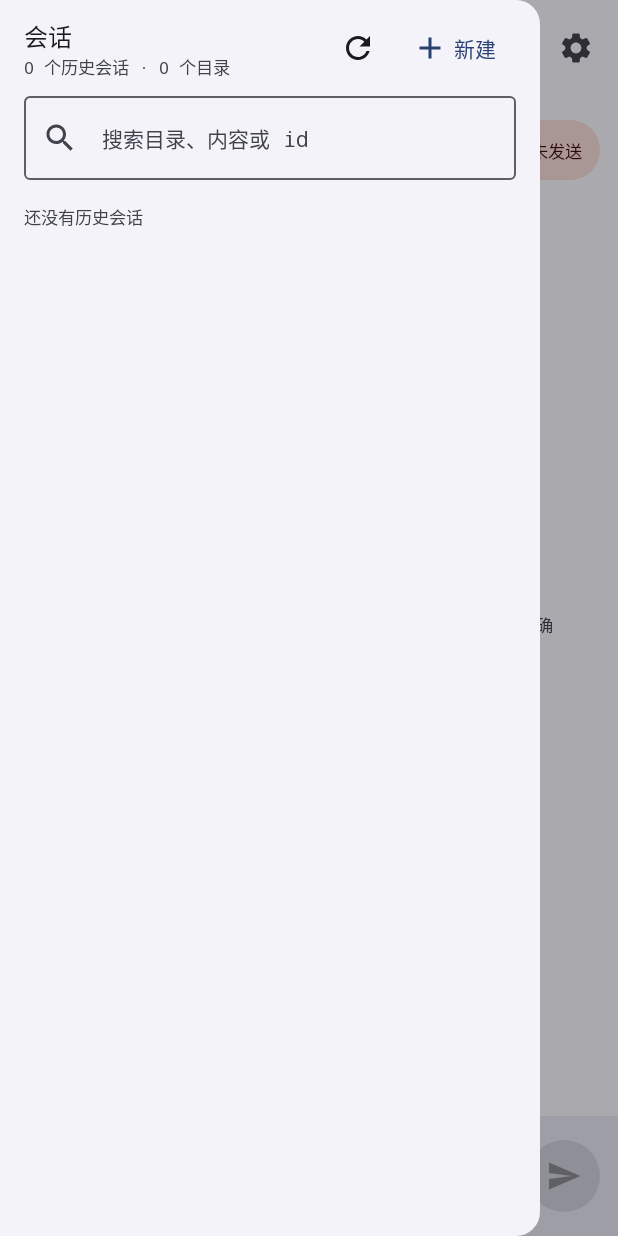
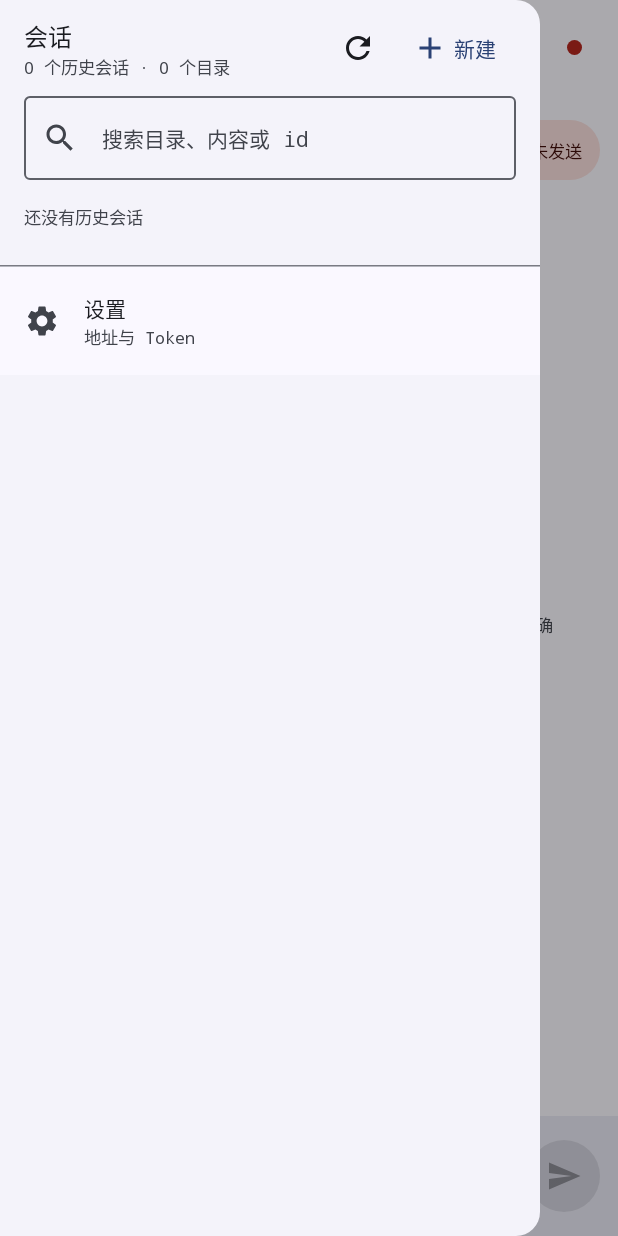
Before and after one commit to zevarc/pigo, an Android app built with Jetpack Compose: the composable PiScreen shown on its own in the app's theme, after a tap on "会话列表", on a phone screen of 412 x 824 dp. Run offline under Robolectric (Android 15) with nearby library versions, the phone set to English and light mode, and no system bars; libraries missing offline, so code that uses them is left out: com.mikepenz.markdown.

Commit message:
fix(ui): connection as a persistent indicator, settings into the drawer
The status line under the title was wrong on three counts: it duplicated the
title, it carried the connection state as dismissible text, and every action
lived in the app bar.

- `ConnectionIndicator`: a small coloured dot in the app bar — green when the
  tailnet link is up, amber with a spinner while connecting, red when down
  (tap to retry). Always present, never something to acknowledge.
- App bar is now exactly: ☰ menu, current session name, indicator. The
  subtitle is gone.
- Settings moved out of the app bar into the bottom of the session drawer;
  switching sessions is the ☰ drawer itself.

Verified on emulator-5554: bar shows ☰ / pigo / green dot, drawer scrolls
through all 17 directories and ends with a 设置 row showing the bridge root.

```diff
--- a/android/app/src/main/java/com/zevarc/pigo/ui/PiScreen.kt
+++ b/android/app/src/main/java/com/zevarc/pigo/ui/PiScreen.kt
@@ -14,17 +14,21 @@ import androidx.compose.foundation.layout.imePadding
 import androidx.compose.foundation.layout.navigationBarsPadding
 import androidx.compose.foundation.layout.padding
 import androidx.compose.foundation.layout.size
+import androidx.compose.foundation.layout.Spacer
 import androidx.compose.foundation.layout.statusBarsPadding
+import androidx.compose.foundation.layout.width
 import androidx.compose.foundation.layout.widthIn
 import androidx.compose.foundation.lazy.LazyColumn
 import androidx.compose.foundation.lazy.items
 import androidx.compose.foundation.lazy.rememberLazyListState
+import androidx.compose.foundation.background
+import androidx.compose.foundation.clickable
+import androidx.compose.foundation.shape.CircleShape
 import androidx.compose.foundation.shape.RoundedCornerShape
 import androidx.compose.material.icons.Icons
 import androidx.compose.material.icons.filled.Close
 import androidx.compose.material.icons.filled.ErrorOutline
 import androidx.compose.material.icons.filled.ErrorOutline
-import androidx.compose.material.icons.filled.Dns
 import androidx.compose.material.icons.automirrored.filled.Send
 import androidx.compose.material.icons.filled.Settings
 import androidx.compose.material.icons.filled.Stop
@@ -55,6 +59,8 @@ import androidx.compose.runtime.remember
 import androidx.compose.runtime.rememberCoroutineScope
 import androidx.compose.runtime.setValue
 import androidx.compose.ui.Alignment
+import androidx.compose.ui.draw.clip
+import androidx.compose.ui.graphics.Color
 import androidx.compose.ui.Modifier
 import androidx.compose.ui.text.SpanStyle
 import androidx.compose.ui.text.TextLinkStyles
@@ -123,6 +129,10 @@ fun PiScreen(
                         viewModel.resumeSession(it)
                         closeSessions()
                     },
+                    onOpenSettings = {
+                        closeSessions()
+                        onOpenSettings()
+                    },
                 )
             }
         },
@@ -131,40 +141,27 @@ fun PiScreen(
         topBar = {
             TopAppBar(
                 modifier = Modifier.statusBarsPadding(),
+                navigationIcon = {
+                    IconButton(onClick = openSessions) {
+                        Icon(Icons.Filled.Menu, contentDescription = "会话列表")
+                    }
+                },
                 title = {
-                    Column {
                     val active = state.sessions.firstOrNull { it.id == state.activeSessionId }
                     Text(
-                            text = active?.title
-                                ?: state.activeSessionId?.take(8)
-                                ?: "PiGo",
+                        text = active?.title ?: state.activeSessionId?.take(8) ?: "PiGo",
                         style = MaterialTheme.typography.titleMedium,
                         maxLines = 1,
                         overflow = TextOverflow.Ellipsis,
                     )
-                        Text(
-                            text = connectionLabel(state.connection),
-                            style = MaterialTheme.typography.bodySmall,
-                            color = when (state.connection) {
-                                ConnectionStatus.CONNECTED -> MaterialTheme.colorScheme.secondary
-                                ConnectionStatus.CONNECTING -> MaterialTheme.colorScheme.tertiary
-                                ConnectionStatus.DISCONNECTED -> MaterialTheme.colorScheme.error
-                            },
-                        )
-                    }
                 },
                 actions = {
-                    if (state.connection != ConnectionStatus.CONNECTED) {
-                        IconButton(onClick = viewModel::reconnect) {
-                            Icon(Icons.Filled.Dns, contentDescription = "重连")
-                        }
-                    }
-                    IconButton(onClick = openSessions) {
-                        Icon(Icons.Filled.Menu, contentDescription = "会话列表")
-                    }
-                    IconButton(onClick = onOpenSettings) {
-                        Icon(Icons.Filled.Settings, contentDescription = "设置")
-                    }
+                    // Connection is a permanent, glanceable indicator — not a
+                    // dismissible message and not a duplicate of the title.
+                    ConnectionIndicator(
+                        status = state.connection,
+                        onReconnect = viewModel::reconnect,
+                    )
                 },
             )
         },
@@ -486,8 +483,34 @@ private fun ErrorChip(message: String, onDismiss: () -> Unit, modifier: Modifier
     }
 }
 
-private fun connectionLabel(status: ConnectionStatus): String = when (status) {
-    ConnectionStatus.CONNECTED -> "Tailscale 已连通"
-    ConnectionStatus.CONNECTING -> "连接中…"
-    ConnectionStatus.DISCONNECTED -> "已断开"
+/**
+ * Always-visible link indicator: green antenna when the tailnet link is up,
+ * amber while connecting, red when it is down (tap to retry).
+ */
+@Composable
+private fun ConnectionIndicator(status: ConnectionStatus, onReconnect: () -> Unit) {
+    val scheme = MaterialTheme.colorScheme
+    val color = when (status) {
+        ConnectionStatus.CONNECTED -> Color(0xFF3FB950)
+        ConnectionStatus.CONNECTING -> scheme.tertiary
+        ConnectionStatus.DISCONNECTED -> scheme.error
     }
+    Row(
+        verticalAlignment = Alignment.CenterVertically,
+        modifier = Modifier
+            .padding(end = 12.dp)
+            .clip(RoundedCornerShape(16.dp))
+            .clickable(enabled = status == ConnectionStatus.DISCONNECTED, onClick = onReconnect)
+            .padding(horizontal = 8.dp, vertical = 4.dp),
+    ) {
+        Box(modifier = Modifier.size(10.dp).clip(CircleShape).background(color))
+        if (status == ConnectionStatus.CONNECTING) {
+            Spacer(Modifier.width(6.dp))
+            CircularProgressIndicator(
+                modifier = Modifier.size(12.dp),
+                strokeWidth = 1.5.dp,
+                color = color,
+            )
+        }
+    }
+}
--- a/android/app/src/main/java/com/zevarc/pigo/ui/SessionSheet.kt
+++ b/android/app/src/main/java/com/zevarc/pigo/ui/SessionSheet.kt
@@ -16,6 +16,7 @@ import androidx.compose.material.icons.filled.Delete
 import androidx.compose.material.icons.filled.Folder
 import androidx.compose.material.icons.filled.Refresh
 import androidx.compose.material.icons.filled.Search
+import androidx.compose.material.icons.filled.Settings
 import androidx.compose.material3.Badge
 import androidx.compose.material3.HorizontalDivider
 import androidx.compose.material3.Icon
@@ -59,6 +60,7 @@ fun SessionSheet(
     onRefresh: () -> Unit,
     onSearch: (String) -> Unit,
     onResume: (String) -> Unit,
+    onOpenSettings: () -> Unit,
 ) {
     var expandedNew by remember { mutableStateOf(false) }
     var cwd by remember { mutableStateOf("") }
@@ -181,6 +183,22 @@ fun SessionSheet(
                 )
             }
         }
+
+        HorizontalDivider(modifier = Modifier.padding(top = 8.dp))
+        ListItem(
+            headlineContent = { Text("设置") },
+            supportingContent = {
+                Text(
+                    text = state.workspaceRoot?.let { "Bridge 根目录 $it" } ?: "地址与 Token",
+                    style = MaterialTheme.typography.bodySmall,
+                    color = MaterialTheme.colorScheme.onSurfaceVariant,
+                    maxLines = 1,
+                    overflow = TextOverflow.Ellipsis,
+                )
+            },
+            leadingContent = { Icon(Icons.Filled.Settings, contentDescription = null) },
+            modifier = Modifier.clickable { onOpenSettings() },
+        )
     }
 }
 
```
Also changed, not shown: 1 other file. Lines whose indentation alone changed are shown as unchanged.
